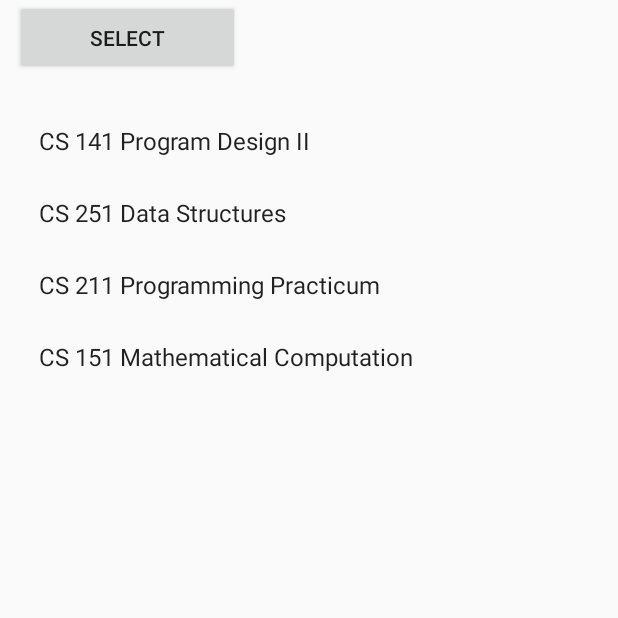
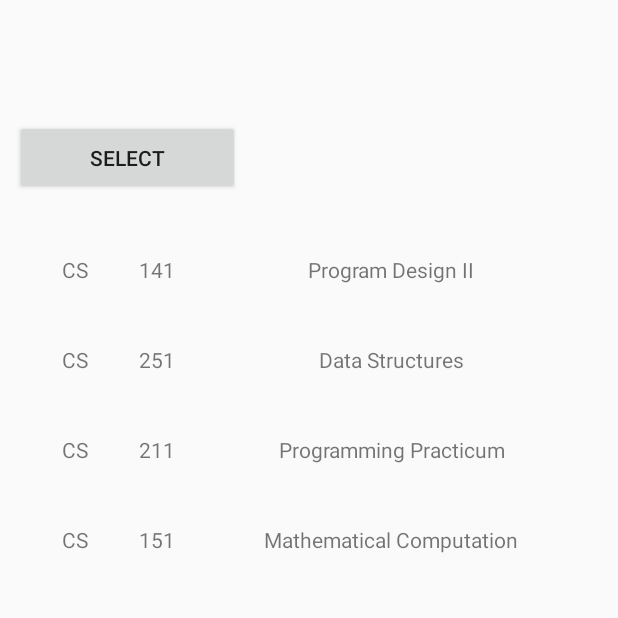
Before and after one commit to junlee91/uictime, an Android app: the screen it shows after launch (CourseListActivity), on a phone screen of 412 x 824 dp, the top half of it. Run offline under Robolectric (Android 15) with nearby library versions, the phone set to English and light mode, and no system bars.

Commit message:
custom course view

```diff
--- a/app/src/main/java/com/sodastudio/uictime/ui/CourseListFragment.java
+++ b/app/src/main/java/com/sodastudio/uictime/ui/CourseListFragment.java
@@ -2,11 +2,14 @@ package com.sodastudio.uictime.ui;
 
 import android.os.Bundle;
 import android.support.v4.app.Fragment;
+import android.support.v4.app.FragmentManager;
 import android.support.v7.widget.LinearLayoutManager;
 import android.support.v7.widget.RecyclerView;
 import android.view.LayoutInflater;
 import android.view.View;
 import android.view.ViewGroup;
+import android.widget.Button;
+import android.widget.LinearLayout;
 import android.widget.TextView;
 
 import com.sodastudio.uictime.CourseManager;
@@ -21,8 +24,12 @@ import java.util.List;
 
 public class CourseListFragment extends Fragment {
 
+    private static final String COURSE_SELECTOR = "CourseSelector";
+
     private RecyclerView mRecyclerView;
     private CourseAdapter mAdapter;
+
+    private Button mselectButton;
 
     @Override
     public View onCreateView(LayoutInflater inflater, ViewGroup container, Bundle savedInstanceState){
@@ -30,8 +37,18 @@ public class CourseListFragment extends Fragment {
         View view = inflater.inflate(R.layout.fragment_courselist, container, false);
 
         mRecyclerView = (RecyclerView)view.findViewById(R.id.course_list_view);
+        mRecyclerView.setLayoutManager(new LinearLayoutManager(getActivity()));
 
-        mRecyclerView.setLayoutManager(new LinearLayoutManager(getActivity()));
+        mselectButton = (Button)view.findViewById(R.id.select_button);
+        mselectButton.setOnClickListener(new View.OnClickListener() {
+            @Override
+            public void onClick(View v) {
+                FragmentManager manager = getFragmentManager();
+                CoursePickerFragment dialog = new CoursePickerFragment();
+                dialog.show(manager, COURSE_SELECTOR);
+            }
+        });
+
 
         updateUI();
 
@@ -47,14 +64,52 @@ public class CourseListFragment extends Fragment {
         mRecyclerView.setAdapter(mAdapter);
     }
 
-    private class CourseHolder extends RecyclerView.ViewHolder{
+    private class CourseHolder extends RecyclerView.ViewHolder
+            implements View.OnClickListener{
 
-        public TextView mCourseTextView;
+        private Course mCourse;
+        private TextView subjectText;
+        private TextView numberText;
+        private TextView titleText;
+        private Button addButton;
 
         public CourseHolder(View itemView){
             super(itemView);
 
-            mCourseTextView = (TextView)itemView;
+            itemView.setOnClickListener(this);
+
+            subjectText = (TextView)itemView.findViewById(R.id.course_subject_text);
+            numberText = (TextView)itemView.findViewById(R.id.course_number_text);
+            titleText = (TextView)itemView.findViewById(R.id.course_title_text);
+            addButton = (Button)itemView.findViewById(R.id.course_add_button);
+
+            addButton.setVisibility(View.INVISIBLE);
+            addButton.setActivated(false);
+        }
+
+        public void bindCourse(Course course){
+            mCourse = course;
+
+            subjectText.setText(mCourse.getSubject());
+            numberText.setText(String.valueOf(mCourse.getNumber()));
+            titleText.setText(mCourse.getTitle());
+        }
+
+        @Override
+        public void onClick(View v) {
+
+            if( addButton.isActivated() )
+            {
+                addButton.setActivated(false);
+                addButton.setVisibility(View.INVISIBLE);
+            }
+            else
+            {
+                addButton.setActivated(true);
+                addButton.setVisibility(View.VISIBLE);
+            }
+
+
         }
     }
 
@@ -71,7 +126,7 @@ public class CourseListFragment extends Fragment {
 
             LayoutInflater layoutInflater = LayoutInflater.from(getActivity());
             View view = layoutInflater
-                    .inflate(android.R.layout.simple_list_item_1, parent, false);
+                    .inflate(R.layout.course, parent, false);
 
             return new CourseHolder(view);
         }
@@ -79,17 +134,14 @@ public class CourseListFragment extends Fragment {
         @Override
         public void onBindViewHolder(CourseHolder holder, int position) {
             Course course = mCourses.get(position);
-            String courseInfo = course.getSubject() + " " +
-                                course.getNumber() + " " +
-                                course.getTitle();
 
-            holder.mCourseTextView.setText(courseInfo);
+            holder.bindCourse(course);
         }
 
         @Override
         public int getItemCount() {
 
-            return 4;
+            return mCourses.size();
         }
 
     }
--- a/app/src/main/res/layout/course.xml
+++ b/app/src/main/res/layout/course.xml
@@ -1,11 +1,43 @@
 <?xml version="1.0" encoding="utf-8"?>
-<LinearLayout xmlns:android="http://schemas.android.com/apk/res/android"
+<RelativeLayout xmlns:android="http://schemas.android.com/apk/res/android"
+                xmlns:tools="http://schemas.android.com/tools"
               android:orientation="vertical"
               android:layout_width="match_parent"
-              android:layout_height="50dp">
+              android:layout_height="wrap_content">
 
-    <TextView
-        android:layout_width="match_parent"
-        android:layout_height="match_parent"
-        android:text="Course Information"/>
-</LinearLayout>
+        <LinearLayout
+            android:id="@+id/course_view_layout"
+            android:layout_width="match_parent"
+            android:layout_height="60dp"
+            android:orientation="horizontal"
+            android:layout_marginLeft="10dp"
+            android:layout_marginRight="10dp">
+
+            <TextView
+                android:id="@+id/course_subject_text"
+                android:layout_width="60dp"
+                android:layout_height="match_parent"
+                android:gravity="center"/>
+
+            <TextView
+                android:id="@+id/course_number_text"
+                android:layout_width="50dp"
+                android:layout_height="match_parent"
+                android:gravity="center"/>
+
+            <TextView
+                android:id="@+id/course_title_text"
+                android:layout_width="match_parent"
+                android:layout_height="match_parent"
+                android:gravity="center"/>
+
+        </LinearLayout>
+
+
+    <Button
+        android:id="@+id/course_add_button"
+        android:layout_marginLeft="310dp"
+        android:layout_width="50dp"
+        android:layout_height="50dp"
+        android:text="+"/>
+</RelativeLayout>
--- a/app/src/main/res/layout/fragment_courselist.xml
+++ b/app/src/main/res/layout/fragment_courselist.xml
@@ -9,6 +9,7 @@
         android:layout_width="150dp"
         android:layout_height="50dp"
         android:text="@string/select_button"
+        android:layout_marginTop="80dp"
         android:layout_marginLeft="10dp"/>
 
     <android.support.v7.widget.RecyclerView
--- a/app/src/main/res/values/arrays.xml
+++ b/app/src/main/res/values/arrays.xml
@@ -12,7 +12,7 @@
         <item>Architecture</item>
         <item>Art</item>
         <item>Art History</item>
-        <item>BMS">Basic Medical Sciences</item>
+        <item>Basic Medical Sciences</item>
         <item>Biochem Molecular Genetics</item>
         <item>Bioengineering</item>
         <item>Biological Sciences</item>
--- a/app/src/main/res/values/strings.xml
+++ b/app/src/main/res/values/strings.xml
@@ -1,4 +1,6 @@
 <resources>
     <string name="app_name">UICtime</string>
     <string name="select_button">Select</string>
+    <string name="select_term_and_subject">Please select term and subject</string>
+    <string name="add_button">Add</string>
 </resources>
```
Also changed, not shown: app/src/main/java/com/sodastudio/uictime/ui/CoursePickerFragment.java (added, +55 -0 lines), app/src/main/res/drawable/ic_add_circle_outline_black_24dp.xml (added, +9 -0 lines), app/src/main/res/layout/dialog_course_selector.xml (added, +36 -0 lines).
